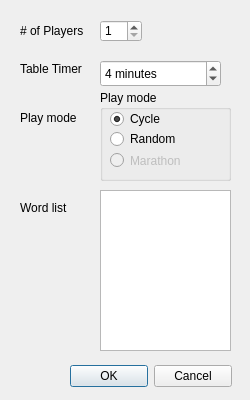
Above: trunk/client/src/tableCreateForm.ui from domino14/aerolithdesktop before the change. Below: the same form after it.
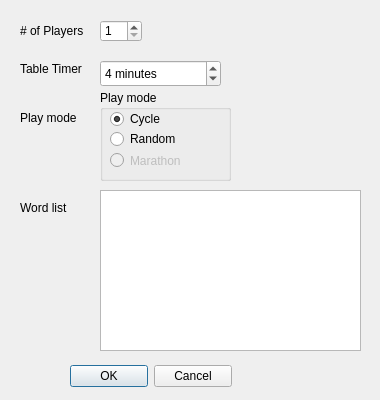
That is the form after the change.

```diff
--- a/trunk/client/src/tableCreateForm.ui
+++ b/trunk/client/src/tableCreateForm.ui
@@ -5,19 +5,19 @@
    <rect>
     <x>0</x>
     <y>0</y>
-    <width>250</width>
+    <width>380</width>
     <height>400</height>
    </rect>
   </property>
   <property name="minimumSize" >
    <size>
-    <width>250</width>
+    <width>380</width>
     <height>400</height>
    </size>
   </property>
   <property name="maximumSize" >
    <size>
-    <width>250</width>
+    <width>380</width>
     <height>400</height>
    </size>
   </property>
@@ -202,7 +202,7 @@
     <rect>
      <x>100</x>
      <y>190</y>
-     <width>131</width>
+     <width>261</width>
      <height>161</height>
     </rect>
    </property>
```
Left out of the diff: 2 changed lines with no effect on the pictures.
